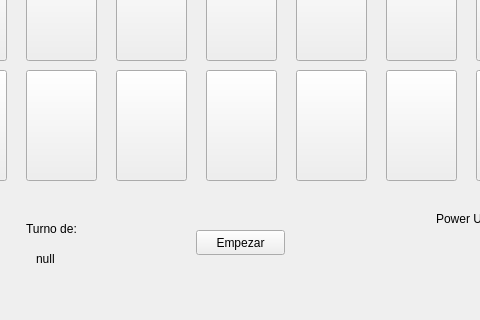
Above: Cliente_Memoria/mainwindow.ui from dylangf16/Proyecto-01-CE-2103 before the change; both pictures show x 314 to 794 and y 500 to 820 of the 1075 by 820 pixel window. Below: the same form after it.
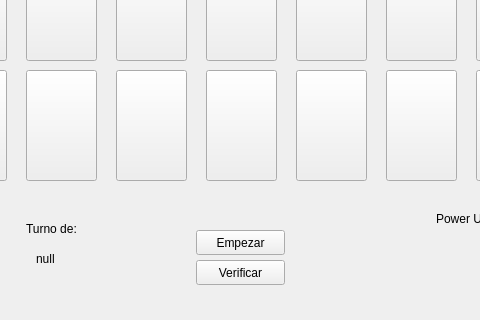
That is the form after the change. Icons and pictures are not drawn.

```diff
--- a/Cliente_Memoria/mainwindow.ui
+++ b/Cliente_Memoria/mainwindow.ui
@@ -1281,6 +1281,19 @@
      <string>Empezar</string>
     </property>
    </widget>
+   <widget class="QPushButton" name="btn_verif">
+    <property name="geometry">
+     <rect>
+      <x>510</x>
+      <y>760</y>
+      <width>89</width>
+      <height>25</height>
+     </rect>
+    </property>
+    <property name="text">
+     <string>Verificar</string>
+    </property>
+   </widget>
   </widget>
  </widget>
  <resources>
```
Left out of the diff: 2 changed lines with no effect on the pictures.
